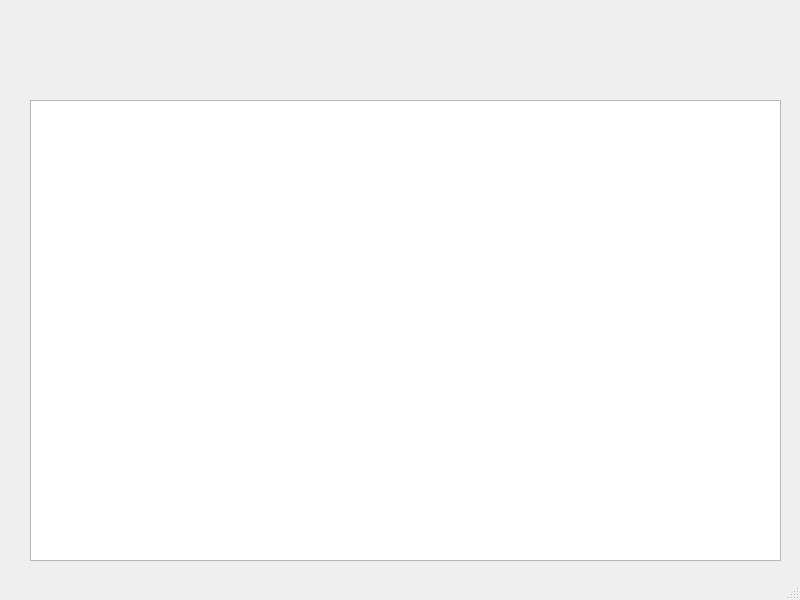
Charlie789/BikeWizard, file mainwindow.ui: the form before one commit.
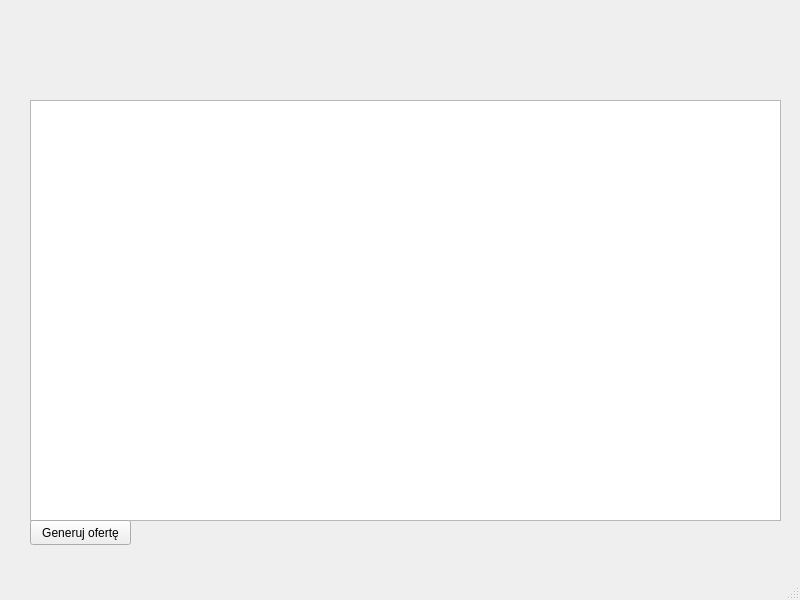
The form after the commit.

Commit message: Dodanie gererowania pliku .pdf z ofertą dla klienta

Diff of the .ui file:
```diff
--- a/mainwindow.ui
+++ b/mainwindow.ui
@@ -30,7 +30,7 @@
         <x>0</x>
         <y>40</y>
         <width>751</width>
-        <height>461</height>
+        <height>421</height>
        </rect>
       </property>
       <property name="selectionMode">
@@ -40,6 +40,19 @@
        <enum>QAbstractItemView::SelectRows</enum>
       </property>
      </widget>
+     <widget class="QPushButton" name="generate_offer_pushbutton">
+      <property name="geometry">
+       <rect>
+        <x>0</x>
+        <y>460</y>
+        <width>101</width>
+        <height>25</height>
+       </rect>
+      </property>
+      <property name="text">
+       <string>Generuj ofertę</string>
+      </property>
+     </widget>
     </widget>
     <widget class="QWidget" name="add_part_page">
      <widget class="QTableView" name="part_tableview">
```
The commit also changes 9 other files.
